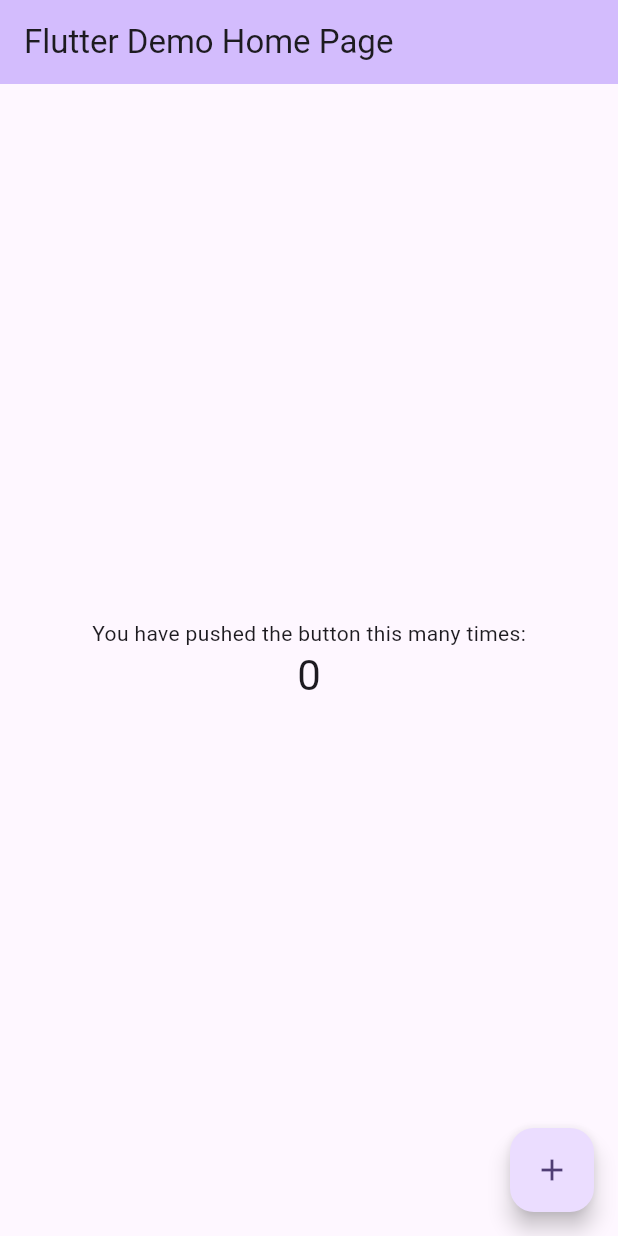
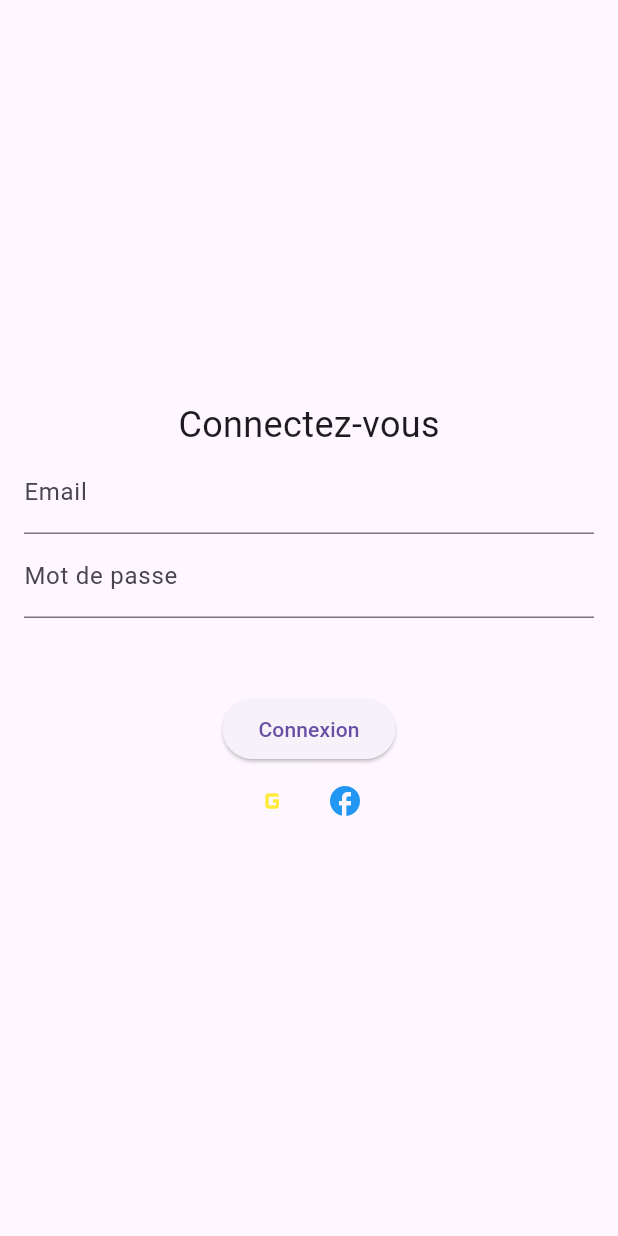
Before and after one commit to Danielle225/bootcamp_flutter, a Flutter app: the screen it shows after launch, on a phone screen of 412 x 824 dp. Run offline on Flutter 3.47's test engine with Material 3 defaults, Android fonts, the phone set to English and light mode, and no system bars; our stand-ins replace firebase_core; accounts and stored records are empty.

Commit message:
screen login

```diff
--- a/flutter_application_1/lib/main.dart
+++ b/flutter_application_1/lib/main.dart
@@ -1,125 +1,77 @@
 import 'package:flutter/material.dart';
+import 'package:firebase_core/firebase_core.dart';
+import 'firebase_options.dart';
 
-void main() {
-  runApp(const MyApp());
-}
+class Home extends StatelessWidget {
+  const Home({super.key});
 
-class MyApp extends StatelessWidget {
-  const MyApp({super.key});
-
-  // This widget is the root of your application.
   @override
   Widget build(BuildContext context) {
+    // ignore: prefer_typing_uninitialized_variables
+    var emailValidator;
     return MaterialApp(
-      title: 'Flutter Demo',
-      theme: ThemeData(
-        // This is the theme of your application.
-        //
-        // TRY THIS: Try running your application with "flutter run". You'll see
-        // the application has a purple toolbar. Then, without quitting the app,
-        // try changing the seedColor in the colorScheme below to Colors.green
-        // and then invoke "hot reload" (save your changes or press the "hot
-        // reload" button in a Flutter-supported IDE, or press "r" if you used
-        // the command line to start the app).
-        //
-        // Notice that the counter didn't reset back to zero; the application
-        // state is not lost during the reload. To reset the state, use hot
-        // restart instead.
-        //
-        // This works for code too, not just values: Most code changes can be
-        // tested with just a hot reload.
-        colorScheme: ColorScheme.fromSeed(seedColor: Colors.deepPurple),
-        useMaterial3: true,
+      debugShowCheckedModeBanner: false,
+      home: Scaffold(
+        body: Container(
+          padding: const EdgeInsets.all(16.0),
+          child: Column(
+            mainAxisAlignment: MainAxisAlignment.center,
+            children: [
+              const Text('Connectez-vous', style: TextStyle(fontSize: 24)),
+              TextFormField(
+                decoration: const InputDecoration(labelText: 'Email'),
+                validator: emailValidator,
+              ),
+              TextFormField(
+                decoration: const InputDecoration(labelText: 'Mot de passe'),
+                obscureText: true,
+                validator: (value) =>
+                    value!.isEmpty ? 'Mot de passe requis' : null,
+              ),
+              const SizedBox(
+                height: 50,
+              ),
+              ElevatedButton(
+                onPressed: () {
+                  // Appel à la méthode de connexion avec email/mot de passe
+                },
+                child: const Text('Connexion'),
+              ),
+              Row(
+                mainAxisAlignment: MainAxisAlignment.center,
+                children: [
+                  IconButton(
+                    icon: const Icon(
+                      Icons.g_mobiledata,
+                      color: Colors.yellow,
+                    ),
+                    onPressed: () {
+                      // Connexion via Google
+                    },
+                  ),
+                  IconButton(
+                    icon: const Icon(
+                      Icons.facebook,
+                      color: Colors.blue,
+                    ),
+                    onPressed: () {
+                      // Connexion via Facebook
+                    },
+                  ),
+                ],
+              ),
+            ],
+          ),
+        ),
       ),
-      home: const MyHomePage(title: 'Flutter Demo Home Page'),
     );
   }
 }
 
-class MyHomePage extends StatefulWidget {
-  const MyHomePage({super.key, required this.title});
-
-  // This widget is the home page of your application. It is stateful, meaning
-  // that it has a State object (defined below) that contains fields that affect
-  // how it looks.
-
-  // This class is the configuration for the state. It holds the values (in this
-  // case the title) provided by the parent (in this case the App widget) and
-  // used by the build method of the State. Fields in a Widget subclass are
-  // always marked "final".
-
-  final String title;
-
-  @override
-  State<MyHomePage> createState() => _MyHomePageState();
+void main(List<String> args) async{
+WidgetsFlutterBinding.ensureInitialized();
+  await Firebase.initializeApp(
+    options: DefaultFirebaseOptions.currentPlatform,
+  );
+  runApp(const Home());
 }
-
-class _MyHomePageState extends State<MyHomePage> {
-  int _counter = 0;
-
-  void _incrementCounter() {
-    setState(() {
-      // This call to setState tells the Flutter framework that something has
-      // changed in this State, which causes it to rerun the build method below
-      // so that the display can reflect the updated values. If we changed
-      // _counter without calling setState(), then the build method would not be
-      // called again, and so nothing would appear to happen.
-      _counter++;
-    });
-  }
-
-  @override
-  Widget build(BuildContext context) {
-    // This method is rerun every time setState is called, for instance as done
-    // by the _incrementCounter method above.
-    //
-    // The Flutter framework has been optimized to make rerunning build methods
-    // fast, so that you can just rebuild anything that needs updating rather
-    // than having to individually change instances of widgets.
-    return Scaffold(
-      appBar: AppBar(
-        // TRY THIS: Try changing the color here to a specific color (to
-        // Colors.amber, perhaps?) and trigger a hot reload to see the AppBar
-        // change color while the other colors stay the same.
-        backgroundColor: Theme.of(context).colorScheme.inversePrimary,
-        // Here we take the value from the MyHomePage object that was created by
-        // the App.build method, and use it to set our appbar title.
-        title: Text(widget.title),
-      ),
-      body: Center(
-        // Center is a layout widget. It takes a single child and positions it
-        // in the middle of the parent.
-        child: Column(
-          // Column is also a layout widget. It takes a list of children and
-          // arranges them vertically. By default, it sizes itself to fit its
-          // children horizontally, and tries to be as tall as its parent.
-          //
-          // Column has various properties to control how it sizes itself and
-          // how it positions its children. Here we use mainAxisAlignment to
-          // center the children vertically; the main axis here is the vertical
-          // axis because Columns are vertical (the cross axis would be
-          // horizontal).
-          //
-          // TRY THIS: Invoke "debug painting" (choose the "Toggle Debug Paint"
-          // action in the IDE, or press "p" in the console), to see the
-          // wireframe for each widget.
-          mainAxisAlignment: MainAxisAlignment.center,
-          children: <Widget>[
-            const Text(
-              'You have pushed the button this many times:',
-            ),
-            Text(
-              '$_counter',
-              style: Theme.of(context).textTheme.headlineMedium,
-            ),
-          ],
-        ),
-      ),
-      floatingActionButton: FloatingActionButton(
-        onPressed: _incrementCounter,
-        tooltip: 'Increment',
-        child: const Icon(Icons.add),
-      ), // This trailing comma makes auto-formatting nicer for build methods.
-    );
-  }
-}
--- a/flutter_application_1/pubspec.yaml
+++ b/flutter_application_1/pubspec.yaml
@@ -35,6 +35,7 @@ dependencies:
   # The following adds the Cupertino Icons font to your application.
   # Use with the CupertinoIcons class for iOS style icons.
   cupertino_icons: ^1.0.8
+  firebase_core: ^3.4.1
 
 dev_dependencies:
   flutter_test:
```
Also changed, not shown: flutter_application_1/firebase.json (added), flutter_application_1/lib/firebase_options.dart (added), flutter_application_1/pubspec.lock, 6 other files.
